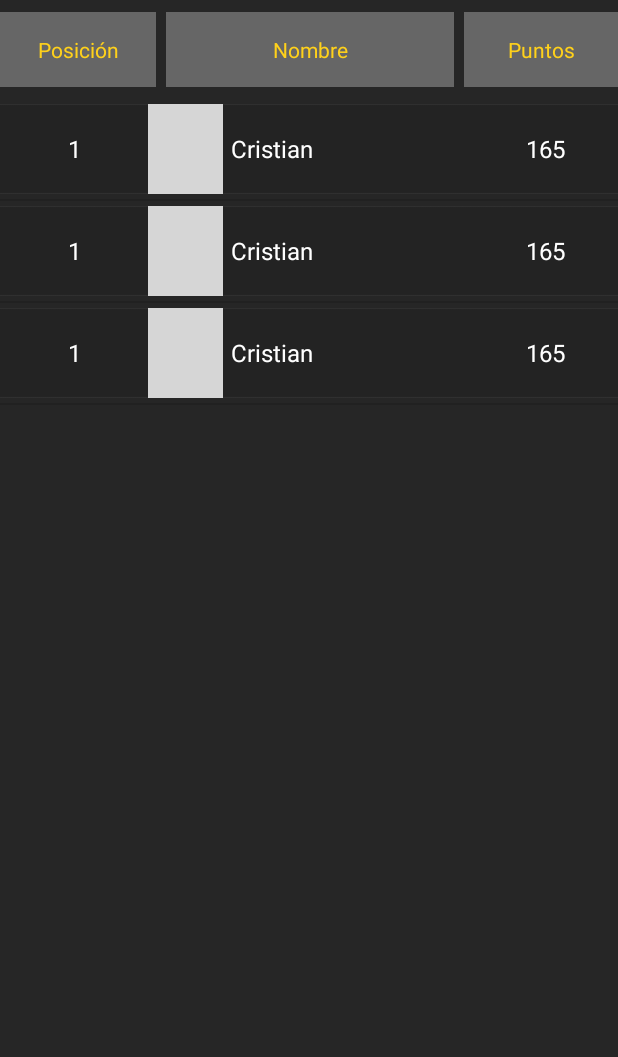
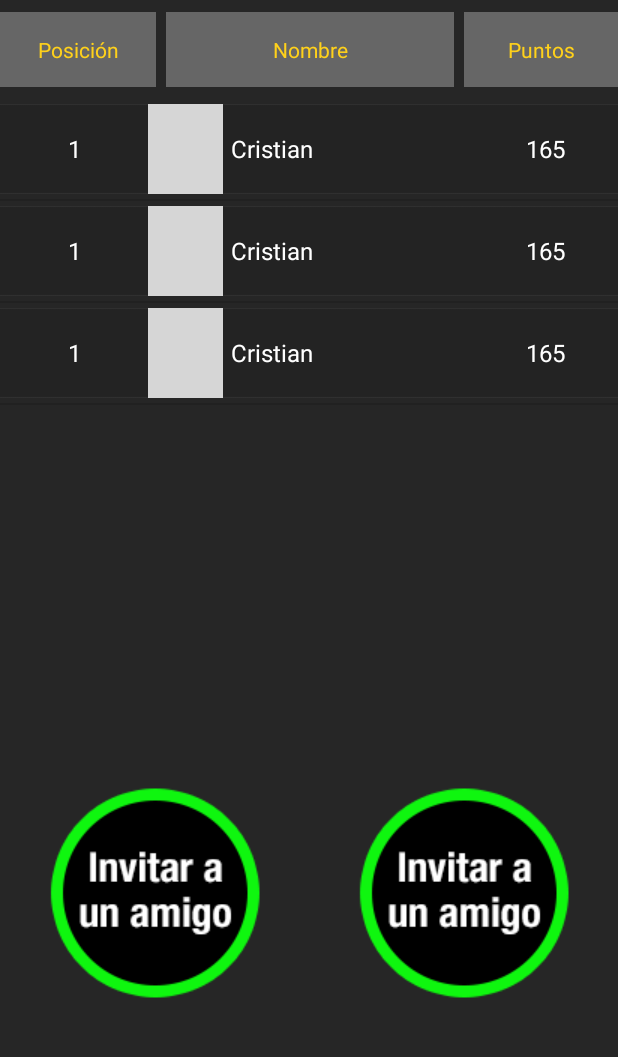
Before and after one commit to crisdanielcm/futbolitoappAndroid, an Android app: the layout activity_miembros.xml on its own in the app's theme, with its tools: preview values and no code run, on a phone screen of 412 x 824 dp, the part 75-1132 px from its top. Run offline under Robolectric (Android 15) with nearby library versions, the phone set to English and light mode, and no system bars; network calls fail; grey boxes are pictures that could not be loaded.

Commit message:
mas cambios

```diff
--- a/app/src/main/java/futbolitoapp/apliko/co/futbolitoapp/webservices/Constantes.java
+++ b/app/src/main/java/futbolitoapp/apliko/co/futbolitoapp/webservices/Constantes.java
@@ -28,7 +28,7 @@ public class Constantes {
 
     public static final String PRONOSTICO = IP + PUERTO_HOST + "/pronostico_vista/";
 
-    public static final String GRUPOS = IP + PUERTO_HOST + "/obtener_grupos/";
+    public static final String GRUPOS = IP + PUERTO_HOST + "/obtener_grupos_liga/";
 
     public static final String MIEMBROS = IP + PUERTO_HOST + "/obtener_miembros/";
 
--- a/app/src/main/res/layout/activity_miembros.xml
+++ b/app/src/main/res/layout/activity_miembros.xml
@@ -91,7 +91,8 @@
         <LinearLayout
             android:orientation="vertical"
             android:layout_width="match_parent"
-            android:layout_height="match_parent">
+            android:layout_height="match_parent"
+            android:layout_weight="1">
 
             <ListView
                 android:layout_width="wrap_content"
@@ -100,6 +101,29 @@
                 android:layout_weight="1"
                 tools:listitem="@layout/activity_miembros_adapter" />
         </LinearLayout>
+
+        <LinearLayout
+            android:orientation="horizontal"
+            android:layout_width="match_parent"
+            android:layout_height="match_parent"
+            android:layout_weight="1">
+
+            <ImageButton
+                android:layout_width="wrap_content"
+                android:layout_height="match_parent"
+                android:id="@+id/imageButton_invitar_amigo"
+                android:layout_weight="1"
+                android:src="@drawable/btinvitaramigo"
+                android:background="#00ffffff" />
+
+            <ImageButton
+                android:layout_width="wrap_content"
+                android:layout_height="match_parent"
+                android:id="@+id/imageButton_eliminar_amigo"
+                android:layout_weight="1"
+                android:src="@drawable/btinvitaramigo"
+                android:background="#00ffffff" />
+        </LinearLayout>
     </LinearLayout>
 
 </RelativeLayout>
```
Also changed, not shown: app/src/main/java/futbolitoapp/apliko/co/futbolitoapp/GruposActivity.java (+12 -5 lines), app/src/main/java/futbolitoapp/apliko/co/futbolitoapp/PartidosActivity.java (+9 -2 lines), app/src/main/res/drawable/btinvitaramigo.png (added), 1 other file.
